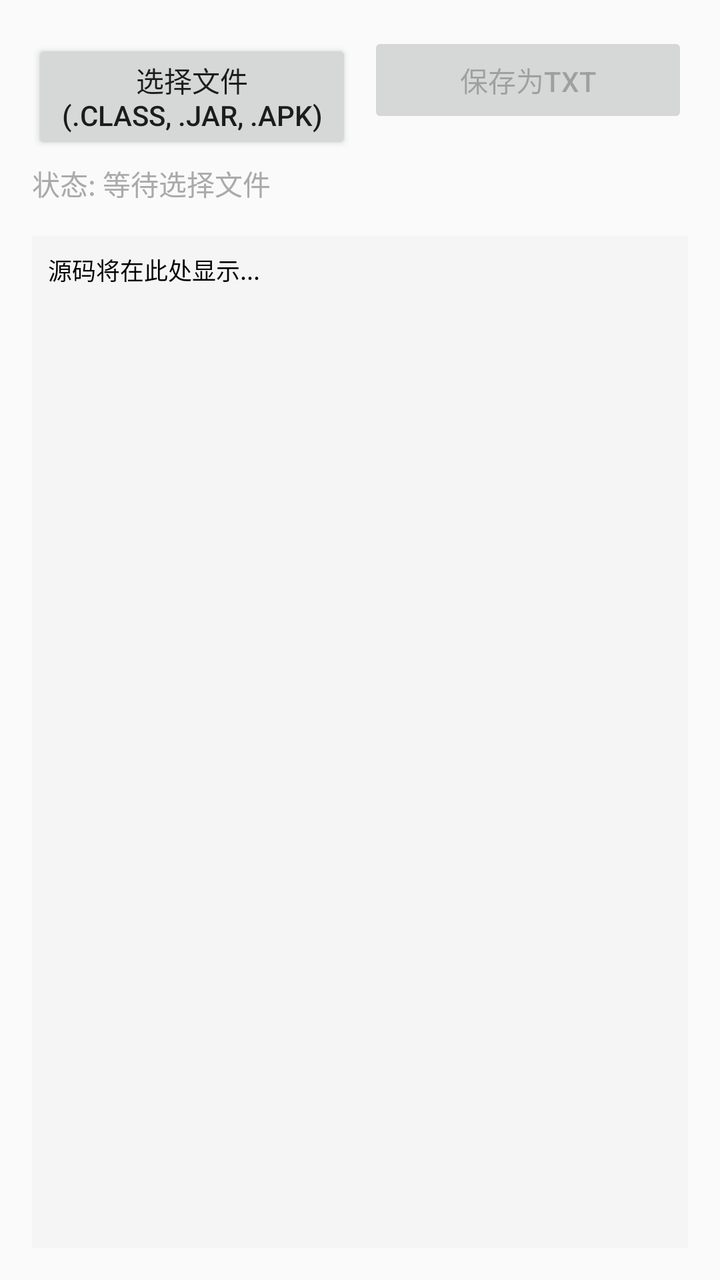
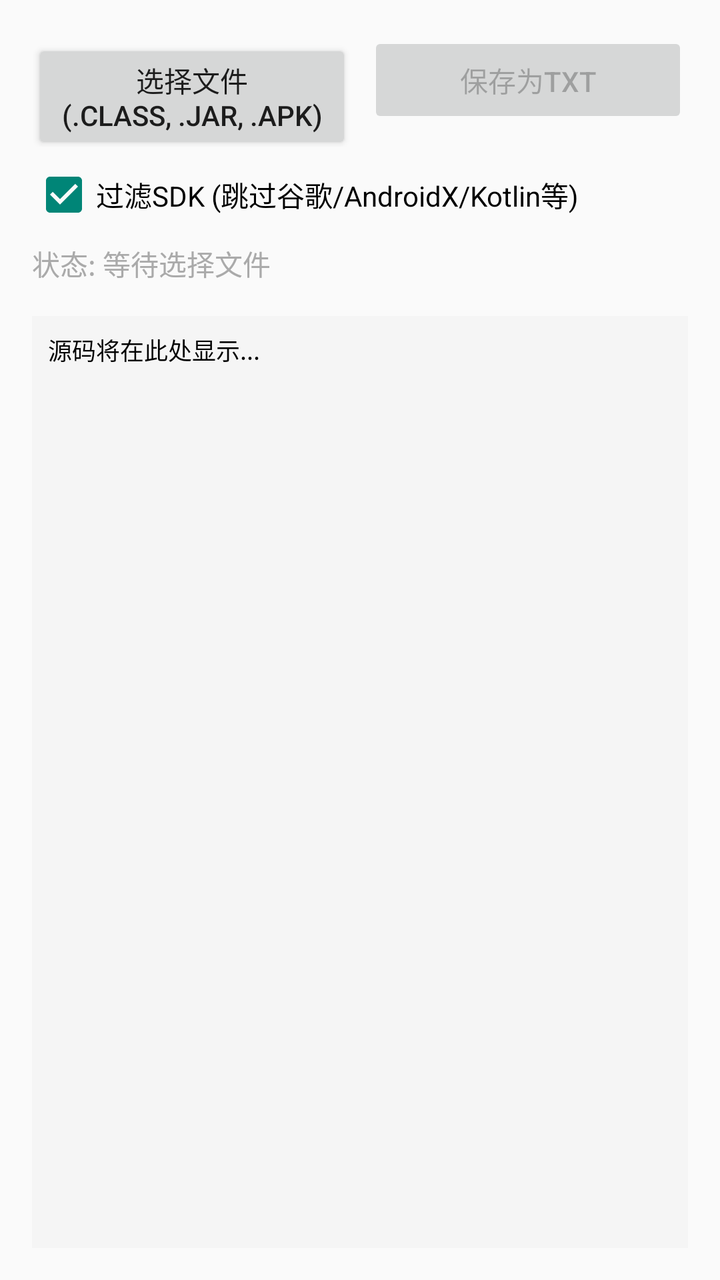

Two renders of the same Android screen: before a commit and after it. Below are the layout's source before the change and the commit's diff.
<!-- AndroidManifest.xml: application theme Theme.AppCompat.Light.DarkActionBar -->
<!-- res/layout/activity_main.xml -->
<?xml version="1.0" encoding="utf-8"?>
<LinearLayout xmlns:android="http://schemas.android.com/apk/res/android"
    android:layout_width="match_parent"
    android:layout_height="match_parent"
    android:orientation="vertical"
    android:padding="16dp">

    
    <LinearLayout
        android:layout_width="match_parent"
        android:layout_height="wrap_content"
        android:orientation="horizontal">
        
        <Button
            android:id="@+id/btn_select_file"
            android:layout_width="0dp"
            android:layout_height="wrap_content"
            android:layout_weight="1"
            android:text="选择文件 (.CLASS, .JAR, .APK)" />

        <Button
            android:id="@+id/btn_save_txt"
            android:layout_width="0dp"
            android:layout_height="wrap_content"
            android:layout_weight="1"
            android:layout_marginStart="8dp"
            android:text="保存为TXT"
            android:enabled="false" /> 
    </LinearLayout>

    <TextView
        android:id="@+id/tv_status"
        android:layout_width="match_parent"
        android:layout_height="wrap_content"
        android:layout_marginTop="8dp"
        android:text="状态: 等待选择文件"
        android:textColor="@android:color/darker_gray"
        android:textSize="14sp" />

    <ScrollView
        android:layout_width="match_parent"
        android:layout_height="0dp"
        android:layout_weight="1"
        android:layout_marginTop="16dp"
        android:background="#F5F5F5">

        <HorizontalScrollView
            android:layout_width="match_parent"
            android:layout_height="wrap_content">

            <TextView
                android:id="@+id/tv_code"
                android:layout_width="wrap_content"
                android:layout_height="wrap_content"
                android:padding="8dp"
                android:fontFamily="monospace"
                android:text="源码将在此处显示..."
                android:textColor="@android:color/black"
                android:textSize="12sp"
                android:textIsSelectable="true" /> 
        </HorizontalScrollView>
    </ScrollView>
</LinearLayout>
<!-- resources referenced by this layout -->
<resources>

</resources>

<!-- the commit's change to res/layout/activity_main.xml (unified diff, before → after) -->
@@ -25,8 +25,17 @@
             android:layout_weight="1"
             android:layout_marginStart="8dp"
             android:text="保存为TXT"
-            android:enabled="false" /> 
+            android:enabled="false" />
     </LinearLayout>
+
+    
+    <CheckBox
+        android:id="@+id/cb_filter_sdk"
+        android:layout_width="wrap_content"
+        android:layout_height="wrap_content"
+        android:layout_marginTop="8dp"
+        android:text="过滤SDK (跳过谷歌/AndroidX/Kotlin等)"
+        android:checked="true" />
 
     <TextView
         android:id="@+id/tv_status"
